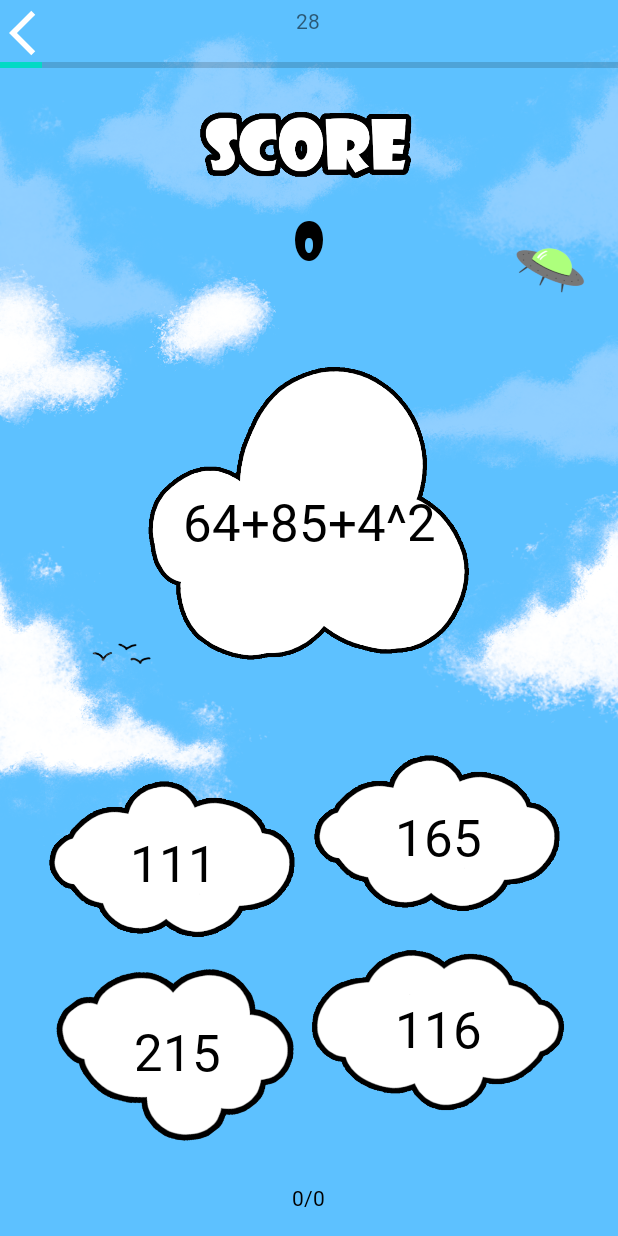
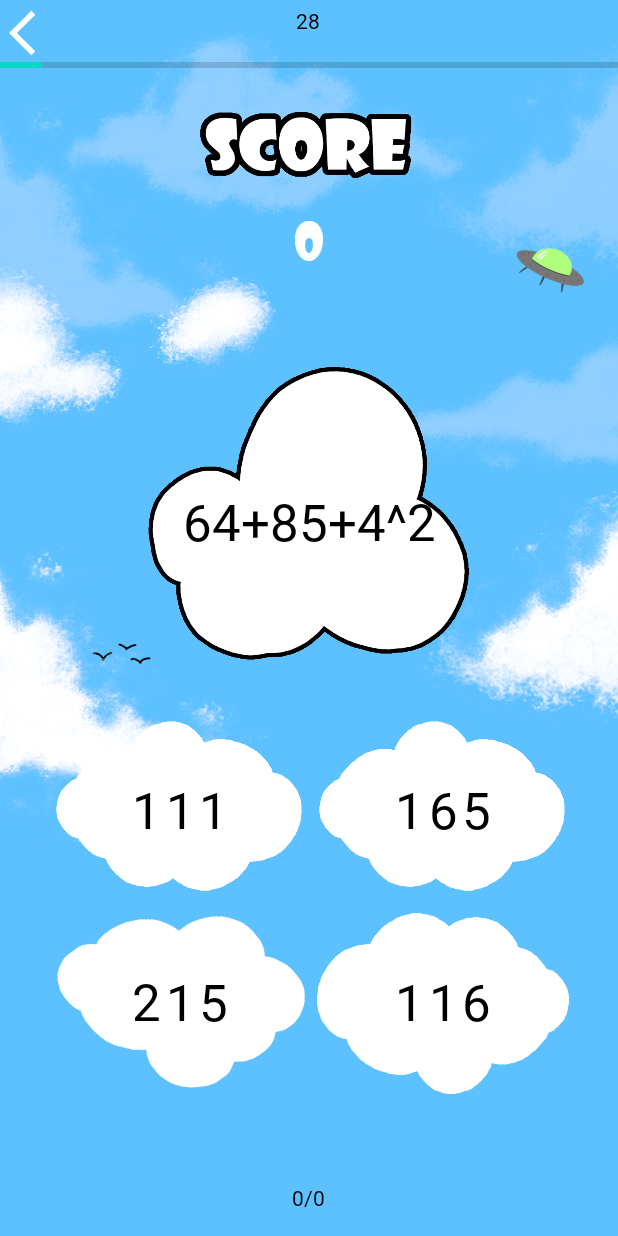
Before and after one commit to jeremyds68440/zinzins_des_math, an Android app: the SecondGameActivity screen opened directly, with no data from a screen before it, on a phone screen of 412 x 824 dp. Run offline under Robolectric (Android 15) with nearby library versions, the phone set to English and light mode, and no system bars; 1 statement that could not run was skipped.

Commit message:
changement du design pr le second jeu

```diff
--- a/app/src/main/java/com/example/zinzins_des_math/SecondGameActivity.java
+++ b/app/src/main/java/com/example/zinzins_des_math/SecondGameActivity.java
@@ -10,6 +10,7 @@ import android.graphics.Color;
 import android.os.Bundle;
 import android.os.CountDownTimer;
 import android.view.View;
+import android.widget.Button;
 import android.widget.ImageView;
 import android.widget.ProgressBar;
 import android.widget.TextView;
@@ -18,9 +19,9 @@ import java.util.Random;
 
 public class SecondGameActivity extends AppCompatActivity {
 
-    ImageView btn_ans0,btn_ans1,btn_ans2,btn_ans3;
+    Button btn_ans0,btn_ans1,btn_ans2,btn_ans3;
 
-    TextView equation,timer,score,soluaff,btn_ans0_txtv,btn_ans1_txtv,btn_ans2_txtv,btn_ans3_txtv;
+    TextView equation,timer,score,soluaff;
     ProgressBar progresstimer;
     private SecondGameActivity secondGameActivity;
 
@@ -78,11 +79,6 @@ public class SecondGameActivity extends AppCompatActivity {
         btn_ans2 = findViewById(R.id.btn_ans2);
         btn_ans3 = findViewById(R.id.btn_ans3);
 
-        btn_ans0_txtv = findViewById(R.id.btn_ans0_txtv);
-        btn_ans1_txtv = findViewById(R.id.btn_ans1_txtv);
-        btn_ans2_txtv = findViewById(R.id.btn_ans2_txtv);
-        btn_ans3_txtv = findViewById(R.id.btn_ans3_txtv);
-
         progresstimer = findViewById(R.id.progressBar);
         timer = findViewById(R.id.timer);
         equation = findViewById(R.id.equation);
@@ -96,7 +92,7 @@ public class SecondGameActivity extends AppCompatActivity {
         btn_ans0.setOnClickListener(new View.OnClickListener() {
             @Override
             public void onClick(View v) {
-                g.checkAnswer(Integer.parseInt(btn_ans0_txtv.getText().toString()));
+                g.checkAnswer(Integer.parseInt(btn_ans0.getText().toString()));
                 score.setText(Integer.toString(g.getScore()));
                 nextTurn();
             }
@@ -106,7 +102,7 @@ public class SecondGameActivity extends AppCompatActivity {
             @SuppressLint("SetTextI18n")
             @Override
             public void onClick(View v) {
-                g.checkAnswer(Integer.parseInt(btn_ans1_txtv.getText().toString()));
+                g.checkAnswer(Integer.parseInt(btn_ans1.getText().toString()));
                 score.setText(Integer.toString(g.getScore()));
                 nextTurn();
             }
@@ -116,7 +112,7 @@ public class SecondGameActivity extends AppCompatActivity {
             @SuppressLint("SetTextI18n")
             @Override
             public void onClick(View v) {
-                g.checkAnswer(Integer.parseInt(btn_ans2_txtv.getText().toString()));
+                g.checkAnswer(Integer.parseInt(btn_ans2.getText().toString()));
                 score.setText(Integer.toString(g.getScore()));
                 nextTurn();
             }
@@ -126,48 +122,7 @@ public class SecondGameActivity extends AppCompatActivity {
             @SuppressLint("SetTextI18n")
             @Override
             public void onClick(View v) {
-                g.checkAnswer(Integer.parseInt(btn_ans3_txtv.getText().toString()));
-                score.setText(Integer.toString(g.getScore()));
-                nextTurn();
-            }
-        });
-
-
-
-        btn_ans0_txtv.setOnClickListener(new View.OnClickListener() {
-            @SuppressLint("SetTextI18n")
-            @Override
-            public void onClick(View v) {
-                g.checkAnswer(Integer.parseInt(btn_ans0_txtv.getText().toString()));
-                score.setText(Integer.toString(g.getScore()));
-                nextTurn();
-            }
-        });
-
-        btn_ans1_txtv.setOnClickListener(new View.OnClickListener() {
-            @SuppressLint("SetTextI18n")
-            @Override
-            public void onClick(View v) {
-                g.checkAnswer(Integer.parseInt(btn_ans1_txtv.getText().toString()));
-                score.setText(Integer.toString(g.getScore()));
-                nextTurn();
-            }
-        });
-
-        btn_ans2_txtv.setOnClickListener(new View.OnClickListener() {
-            @SuppressLint("SetTextI18n")
-            @Override
-            public void onClick(View v) {
-                g.checkAnswer(Integer.parseInt(btn_ans2_txtv.getText().toString()));
-                score.setText(Integer.toString(g.getScore()));
-                nextTurn();
-            }
-        });
-
-        btn_ans3_txtv.setOnClickListener(new View.OnClickListener() {
-            @Override
-            public void onClick(View v) {
-                g.checkAnswer(Integer.parseInt(btn_ans3_txtv.getText().toString()));
+                g.checkAnswer(Integer.parseInt(btn_ans3.getText().toString()));
                 score.setText(Integer.toString(g.getScore()));
                 nextTurn();
             }
@@ -198,10 +153,10 @@ public class SecondGameActivity extends AppCompatActivity {
         }
 
         int [] answer = g.getCurrentEquation().getAnswerArray();
-        btn_ans0_txtv.setText(Integer.toString(answer[0]));
-        btn_ans1_txtv.setText(Integer.toString(answer[1]));
-        btn_ans2_txtv.setText(Integer.toString(answer[2]));
-        btn_ans3_txtv.setText(Integer.toString(answer[3]));
+        btn_ans0.setText(Integer.toString(answer[0]));
+        btn_ans1.setText(Integer.toString(answer[1]));
+        btn_ans2.setText(Integer.toString(answer[2]));
+        btn_ans3.setText(Integer.toString(answer[3]));
 
 
         equation.setText(g.getCurrentEquation().getEquationPhrase());
--- a/app/src/main/res/layout/activity_second_game.xml
+++ b/app/src/main/res/layout/activity_second_game.xml
@@ -2,6 +2,7 @@
 <androidx.constraintlayout.widget.ConstraintLayout xmlns:android="http://schemas.android.com/apk/res/android"
     xmlns:app="http://schemas.android.com/apk/res-auto"
     xmlns:tools="http://schemas.android.com/tools"
+    android:theme="@style/Theme2"
     android:layout_width="match_parent"
     android:background="@drawable/second_game_bg"
     android:layout_height="match_parent"
@@ -78,6 +79,8 @@
         android:layout_marginTop="4dp"
         android:fontFamily="@string/font"
         android:text="@string/timer"
+        android:textAlignment="center"
+        android:textColor="@color/black"
         app:layout_constraintEnd_toEndOf="parent"
         app:layout_constraintHorizontal_bias="0.498"
         app:layout_constraintStart_toStartOf="parent"
@@ -90,7 +93,7 @@
         android:fontFamily="@string/font2"
         android:text="0"
         android:textAlignment="center"
-        android:textColor="@color/black"
+        android:textColor="@color/white"
         android:textSize="34sp"
         app:layout_constraintEnd_toEndOf="parent"
         app:layout_constraintStart_toStartOf="parent"
@@ -107,110 +110,66 @@
         app:layout_constraintTop_toTopOf="parent"
         app:srcCompat="@drawable/score" />
 
-    <ImageView
+    <TableLayout
+        android:layout_width="347dp"
+        android:layout_height="255dp"
+        app:layout_constraintBottom_toBottomOf="parent"
+        app:layout_constraintEnd_toEndOf="parent"
+        app:layout_constraintStart_toStartOf="parent"
+        app:layout_constraintTop_toBottomOf="@id/imageView"
+        app:layout_constraintVertical_bias="0.2">
+
+        <TableRow
+            android:layout_width="match_parent"
+            android:layout_height="match_parent">
+
+            <Button
                 android:id="@+id/btn_ans0"
                 android:layout_width="175dp"
                 android:layout_height="128dp"
-        app:layout_constraintBottom_toBottomOf="parent"
-        app:layout_constraintEnd_toStartOf="@+id/btn_ans1"
-        app:layout_constraintHorizontal_bias="0.947"
-        app:layout_constraintStart_toStartOf="parent"
-        app:layout_constraintTop_toTopOf="parent"
-        app:layout_constraintVertical_bias="0.734"
-        app:srcCompat="@drawable/nuage3" />
+                android:background="@drawable/nuage3"
+                android:fontFamily="@string/font"
+                android:text="Button"
+                android:textAlignment="center"
+                android:textSize="34sp" />
 
-    <ImageView
+            <Button
                 android:id="@+id/btn_ans1"
                 android:layout_width="175dp"
                 android:layout_height="128dp"
-        android:layout_marginEnd="32dp"
-        app:layout_constraintBottom_toBottomOf="parent"
-        app:layout_constraintEnd_toEndOf="parent"
-        app:layout_constraintTop_toTopOf="@+id/timer"
-        app:layout_constraintVertical_bias="0.707"
-        app:srcCompat="@drawable/nuage3" />
+                android:background="@drawable/nuage3"
+                android:fontFamily="@string/font"
+                android:text="Button"
+                android:textAlignment="center"
+                android:textSize="34sp" />
+        </TableRow>
 
-    <ImageView
+        <TableRow
+            android:layout_width="match_parent"
+            android:layout_height="123dp">
+
+            <Button
+                android:id="@+id/btn_ans2"
+                android:layout_width="175dp"
+                android:layout_height="128dp"
+                android:background="@drawable/nuage2"
+                android:fontFamily="@string/font"
+                android:text="Button"
+                android:textAlignment="center"
+                android:textSize="34sp" />
+
+            <Button
                 android:id="@+id/btn_ans3"
                 android:layout_width="175dp"
                 android:layout_height="128dp"
-        android:layout_marginEnd="32dp"
-        app:layout_constraintBottom_toBottomOf="parent"
-        app:layout_constraintEnd_toEndOf="parent"
-        app:layout_constraintTop_toBottomOf="@+id/btn_ans1"
-        app:layout_constraintVertical_bias="0.0"
-        app:srcCompat="@drawable/nuage4" />
-
-    <ImageView
-        android:id="@+id/btn_ans2"
-        android:layout_width="175dp"
-        android:layout_height="128dp"
-        android:layout_marginStart="20dp"
-        app:layout_constraintBottom_toBottomOf="@+id/answersolus"
-        app:layout_constraintEnd_toStartOf="@+id/btn_ans3"
-        app:layout_constraintHorizontal_bias="0.918"
-        app:layout_constraintStart_toStartOf="parent"
-        app:layout_constraintTop_toBottomOf="@+id/btn_ans0"
-        app:layout_constraintVertical_bias="0.0"
-        app:srcCompat="@drawable/nuage2" />
-
-    <TextView
-        android:id="@+id/btn_ans0_txtv"
-        android:layout_width="wrap_content"
-        android:layout_height="wrap_content"
+                android:background="@drawable/nuage4"
                 android:fontFamily="@string/font"
                 android:text="Button"
                 android:textAlignment="center"
-        android:textColor="@color/black"
-        android:textSize="34sp"
-        app:layout_constraintBottom_toBottomOf="@+id/btn_ans0"
-        app:layout_constraintEnd_toEndOf="@+id/btn_ans0"
-        app:layout_constraintStart_toStartOf="@+id/btn_ans0"
-        app:layout_constraintTop_toTopOf="@+id/btn_ans0"
-        app:layout_constraintVertical_bias="0.504" />
+                android:textSize="34sp" />
 
-    <TextView
-        android:id="@+id/btn_ans1_txtv"
-        android:layout_width="wrap_content"
-        android:layout_height="wrap_content"
-        android:fontFamily="@string/font"
-        android:text="Button"
-        android:textAlignment="center"
-        android:textColor="@color/black"
-        android:textSize="34sp"
-        app:layout_constraintBottom_toBottomOf="@+id/btn_ans1"
-        app:layout_constraintEnd_toEndOf="@+id/btn_ans1"
-        app:layout_constraintStart_toStartOf="@+id/btn_ans1"
-        app:layout_constraintTop_toTopOf="@+id/btn_ans1" />
+        </TableRow>
+    </TableLayout>
 
-    <TextView
-        android:id="@+id/btn_ans2_txtv"
-        android:layout_width="wrap_content"
-        android:layout_height="wrap_content"
-        android:fontFamily="@string/font"
-        android:text="Button"
-        android:textAlignment="center"
-        android:textColor="@color/black"
-        android:textSize="34sp"
-        app:layout_constraintBottom_toBottomOf="@+id/btn_ans2"
-        app:layout_constraintEnd_toEndOf="@+id/btn_ans2"
-        app:layout_constraintHorizontal_bias="0.516"
-        app:layout_constraintStart_toStartOf="@+id/btn_ans2"
-        app:layout_constraintTop_toTopOf="@+id/btn_ans2"
-        app:layout_constraintVertical_bias="0.474" />
-
-    <TextView
-        android:id="@+id/btn_ans3_txtv"
-        android:layout_width="wrap_content"
-        android:layout_height="wrap_content"
-        android:fontFamily="@string/font"
-        android:text="Button"
-        android:textAlignment="center"
-        android:textColor="@color/black"
-        android:textSize="34sp"
-        app:layout_constraintBottom_toBottomOf="@+id/btn_ans3"
-        app:layout_constraintEnd_toEndOf="@+id/btn_ans3"
-        app:layout_constraintStart_toStartOf="@+id/btn_ans3"
-        app:layout_constraintTop_toTopOf="@+id/btn_ans3" />
 
 </androidx.constraintlayout.widget.ConstraintLayout>
--- a/app/src/main/res/values/themes.xml
+++ b/app/src/main/res/values/themes.xml
@@ -16,7 +16,6 @@
         <item name="colorSecondary">@color/teal_200</item>
         <item name="colorSecondaryVariant">@color/teal_700</item>
         <item name="colorOnSecondary">@color/black</item>
-        <!-- Status bar color. -->
         <!-- Customize your theme here. -->
     </style>
 
--- /dev/null
+++ b/app/src/main/res/values/themes2.xml
@@ -0,0 +1,15 @@
+<resources xmlns:tools="http://schemas.android.com/tools">
+    <!-- Base application theme. -->
+    <style name="Theme2" parent="Theme.MaterialComponents.DayNight.NoActionBar">
+        <item name="android:statusBarColor">@android:color/transparent</item>
+        <item name="android:windowFullscreen">true</item>
+        <item name="android:windowNoTitle">true</item>
+        <item name="android:windowContentOverlay">@null</item>
+        <item name="android:windowTranslucentStatus">true</item>
+        <item name="android:windowTranslucentNavigation">false</item>
+        <!-- Primary brand color. -->
+        <item name="colorPrimary">@color/white</item>
+        <item name="colorPrimaryVariant">@color/white</item>
+        <item name="colorOnPrimary">@color/black</item>
+    </style>
+</resources>
```
Lines whose indentation alone changed are shown as unchanged.
